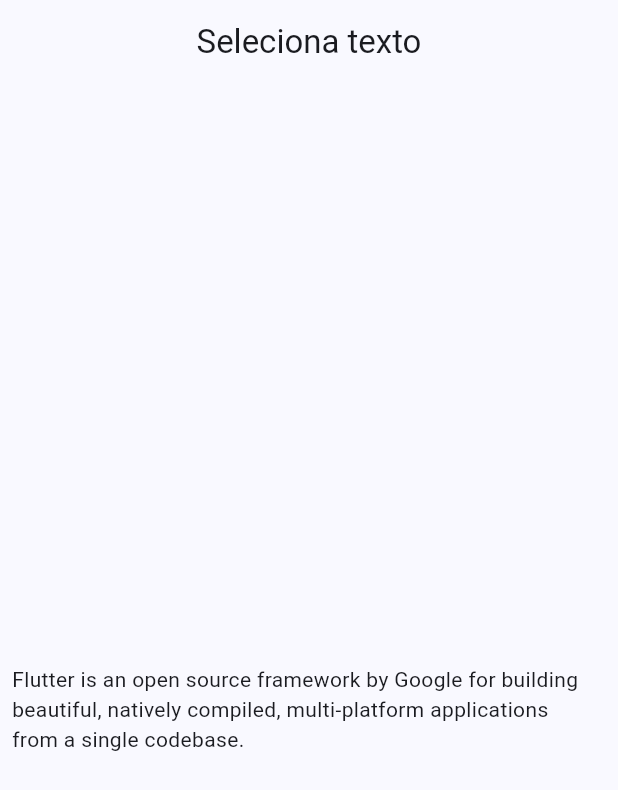
After one commit to Davidgraja/Widgets__app, a Flutter app: the SelectableTextScreen screen opened by its route, on a phone screen of 412 x 824 dp. The commit adds this screen. Shown: the top 790 px of the screen. Run offline on Flutter 3.47's test engine with Material 3 defaults, Android fonts, the phone set to English and light mode, and no system bars; our stand-ins replace animate_do, flutter_riverpod, go_router.

Commit message:
SelectableText Widget añadido

```diff
--- a/lib/config/router/router_app.dart
+++ b/lib/config/router/router_app.dart
@@ -532,5 +532,11 @@ final appRouter = GoRouter(
       builder: (context, state) => const ContainerScreen(),
     ),
 
+    GoRoute(
+      path: '/selectable-text',
+      name: SelectableTextScreen.name,
+      builder: (context, state) => const SelectableTextScreen(),
+    ),
+
   ],
 );
--- a/lib/domain/entities/menu/menu_items.dart
+++ b/lib/domain/entities/menu/menu_items.dart
@@ -409,7 +409,14 @@ const appMenuItems = <MenuItem> [
       subTitle: 'Widget que envuelve  a su hijo y permite dar efectos de pintura , posicionamiento y taamaño',
       link: '/container',
       icon: Icons.check_box_outline_blank_outlined
-  )
+  ),
+
+  MenuItem(
+      title: 'SelectableText',
+      subTitle: 'Widget que permite editar  y dar estilo a la selección de texto',
+      link: '/selectable-text',
+      icon: Icons.short_text_rounded
+  ),
 
 ];
 
--- a/lib/presentation/screen/screen.dart
+++ b/lib/presentation/screen/screen.dart
@@ -1,4 +1,5 @@
 
+export 'package:widget_app/presentation/screen/selectable_text/selectable_text_screen.dart';
 export 'package:widget_app/presentation/screen/absorb_pointer/absorb_pointer_screen.dart';
 export 'package:widget_app/presentation/screen/align/align_screen.dart';
 export 'package:widget_app/presentation/screen/align/screens/align_screen_one.dart';
--- /dev/null
+++ b/lib/presentation/screen/selectable_text/selectable_text_screen.dart
@@ -0,0 +1,77 @@
+import 'package:flutter/material.dart';
+
+class SelectableTextScreen extends StatelessWidget {
+  static const name = 'selectable_text_screen';
+  const SelectableTextScreen({super.key});
+
+  @override
+  Widget build(BuildContext context) {
+    return Scaffold(
+      appBar: AppBar(
+        title: Text('Seleciona texto'),
+      ),
+      body: const _SelectableView(),
+    );
+  }
+}
+
+
+class _SelectableView extends StatefulWidget {
+  const _SelectableView();
+
+  @override
+  State<_SelectableView> createState() => _SelectableViewState();
+}
+
+class _SelectableViewState extends State<_SelectableView> {
+
+  final text = 'Flutter is an open source framework by Google for building beautiful, natively compiled, multi-platform applications from a single codebase.';
+
+  String selectionText = '';
+
+  // late FocusNode node = FocusNode();
+
+  @override
+  Widget build(BuildContext context) {
+    return  GestureDetector(
+      onTap: () => FocusScope.of(context).unfocus(),
+      child: Padding(
+        padding: const EdgeInsets.all(8.0),
+        child: Container(
+          color: Theme.of(context).scaffoldBackgroundColor,
+
+          child: Column(
+           mainAxisAlignment: MainAxisAlignment.center,
+            children: [
+
+             Text(selectionText , style: const TextStyle(fontSize: 18), textAlign: TextAlign.center,),
+
+              const SizedBox(height: 40,),
+
+              TextSelectionTheme(
+                data: const TextSelectionThemeData(
+                  selectionColor: Colors.green
+                ),
+                child: SelectableText(
+                  text,
+                  style: const TextStyle(
+                    height: 1.4
+                  ),
+                  showCursor: true,
+                  cursorColor: Colors.green,
+                  cursorWidth: 4.0,
+                  cursorRadius: const Radius.circular(2.0),
+                  onSelectionChanged: (selection, cause) {
+                    setState(() {
+                      selectionText = text.substring(selection.start , selection.end);
+                    });
+                  },
+                ),
+              ),
+            ],
+          ),
+        ),
+      )
+    );
+  }
+}
```
